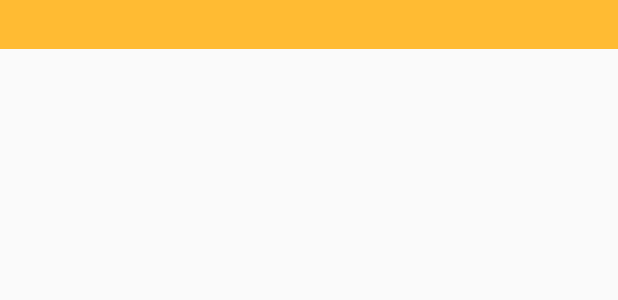
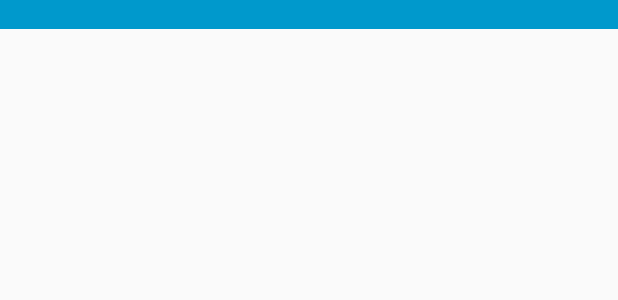
Before and after one commit to isaiasarza/SayavMovil_2.0, an Android app: the layout recyclerview_item.xml on its own in the app's theme, with its tools: preview values and no code run, on a phone screen of 412 x 824 dp. Shown: the top 300 px of the screen. Run offline under Robolectric (Android 15) with nearby library versions, the phone set to English and light mode, and no system bars.

Commit message:
Funcionando: - Persistencia de Central. - Listado de Central.
Pendiente:
- Dialogo para agregar central.

```diff
--- a/app/build.gradle
+++ b/app/build.gradle
@@ -50,6 +50,7 @@ dependencies {
     // Lifecycle components
     implementation "androidx.lifecycle:lifecycle-extensions:$rootProject.archLifecycleVersion"
     annotationProcessor "androidx.lifecycle:lifecycle-compiler:$rootProject.archLifecycleVersion"
+    implementation 'com.google.android.material:material:1.0.0'
 }
 
 allprojects {
--- a/app/src/main/java/com/sayav/desarrollo/sayav20/VincularActivity.java
+++ b/app/src/main/java/com/sayav/desarrollo/sayav20/VincularActivity.java
@@ -81,7 +81,7 @@ public class VincularActivity extends MenuActivity {
     }
 
     public void vincular() {
-        centralViewModel.insert(new Central("isaunp.ddns.net",20000));
+     //   centralViewModel.insert(new Central("isaunp.ddns.net",20000));
         SharedPreferences sharedPreferences = getSharedPreferences("datos", MODE_PRIVATE);
 
         textView = (EditText) findViewById(R.id.dominioCampo);
--- a/app/src/main/java/com/sayav/desarrollo/sayav20/central/CentralListAdapter.java
+++ b/app/src/main/java/com/sayav/desarrollo/sayav20/central/CentralListAdapter.java
@@ -46,7 +46,7 @@ public class CentralListAdapter extends RecyclerView.Adapter<CentralListAdapter.
             Central current = mCentrales.get(position);
             Log.i("Central", current.toString());
             holder.subdominio.setText(current.getSubdominio());
-            holder.puerto.setText(current.getPuerto());
+            holder.puerto.setText(Integer.toString(current.getPuerto()));
         } else {
             // Covers the case of data not being ready yet.
             holder.subdominio.setText("No hay subdominio");
--- a/app/src/main/res/layout/recyclerview_item.xml
+++ b/app/src/main/res/layout/recyclerview_item.xml
@@ -11,14 +11,14 @@
             style="@style/word_title"
             android:layout_width="204dp"
             android:layout_height="wrap_content"
-            android:background="@android:color/holo_orange_light" />
+            android:background="@android:color/holo_blue_dark" />
 
         <TextView
             android:id="@+id/puerto"
             style="@style/word_title"
             android:layout_width="218dp"
             android:layout_height="wrap_content"
-            android:background="@android:color/holo_orange_light" />
+            android:background="@android:color/holo_blue_dark" />
     </GridLayout>
 
 </LinearLayout>
--- a/app/src/main/res/values/styles.xml
+++ b/app/src/main/res/values/styles.xml
@@ -13,8 +13,8 @@
     <style name="word_title">
         <item name="android:layout_width">match_parent</item>
         <item name="android:layout_height">26dp</item>
-        <item name="android:textSize">24sp</item>
-        <item name="android:textStyle">bold</item>
+       <!-- <item name="android:textSize">24sp</item>
+        <item name="android:textStyle">bold</item>-->
         <item name="android:layout_marginBottom">6dp</item>
         <item name="android:paddingLeft">8dp</item>
     </style>
```
Also changed, not shown: app/src/main/java/com/sayav/desarrollo/sayav20/CentralesActivity.java (+12 -4 lines), app/src/main/res/layout/activity_centrales.xml (+16 -3 lines).
